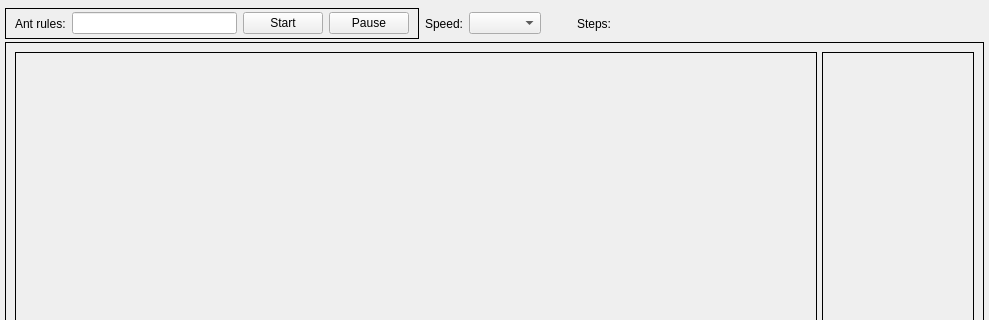
Above: ui/LangtonsAnt.ui from Tomhauscz/Langtons_ant before the change; both pictures show x 0 to 989 and y 0 to 320 of the 989 by 869 pixel window. Below: the same form after it.
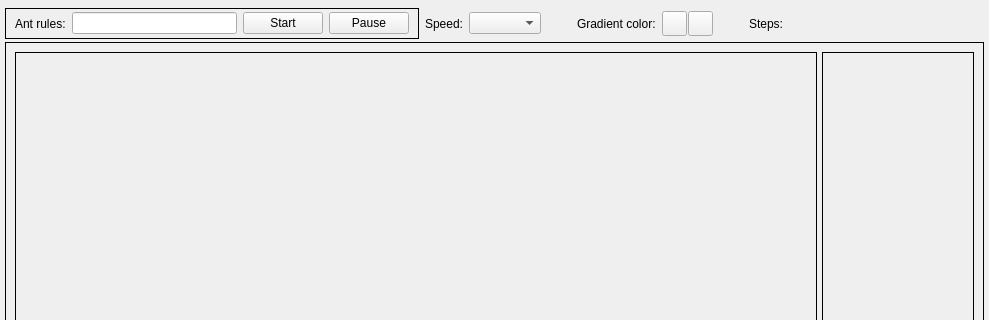
That is the form after the change.

Commit message: Added color gradient pick feature

```diff
--- a/ui/LangtonsAnt.ui
+++ b/ui/LangtonsAnt.ui
@@ -213,6 +213,131 @@
          </layout>
         </widget>
        </item>
+       <item>
+        <spacer name="horizontalSpacer_3">
+         <property name="orientation">
+          <enum>Qt::Horizontal</enum>
+         </property>
+         <property name="sizeType">
+          <enum>QSizePolicy::Fixed</enum>
+         </property>
+         <property name="sizeHint" stdset="0">
+          <size>
+           <width>30</width>
+           <height>20</height>
+          </size>
+         </property>
+        </spacer>
+       </item>
+       <item>
+        <widget class="QFrame" name="frame_8">
+         <property name="sizePolicy">
+          <sizepolicy hsizetype="Minimum" vsizetype="Minimum">
+           <horstretch>0</horstretch>
+           <verstretch>0</verstretch>
+          </sizepolicy>
+         </property>
+         <property name="frameShape">
+          <enum>QFrame::NoFrame</enum>
+         </property>
+         <property name="frameShadow">
+          <enum>QFrame::Raised</enum>
+         </property>
+         <property name="lineWidth">
+          <number>0</number>
+         </property>
+         <layout class="QHBoxLayout" name="horizontalLayout_8">
+          <property name="spacing">
+           <number>1</number>
+          </property>
+          <property name="leftMargin">
+           <number>0</number>
+          </property>
+          <property name="topMargin">
+           <number>0</number>
+          </property>
+          <property name="rightMargin">
+           <number>0</number>
+          </property>
+          <property name="bottomMargin">
+           <number>0</number>
+          </property>
+          <item>
+           <widget class="QLabel" name="label_gradient_color">
+            <property name="text">
+             <string>Gradient color:</string>
+            </property>
+           </widget>
+          </item>
+          <item>
+           <spacer name="horizontalSpacer_4">
+            <property name="orientation">
+             <enum>Qt::Horizontal</enum>
+            </property>
+            <property name="sizeType">
+             <enum>QSizePolicy::Fixed</enum>
+            </property>
+            <property name="sizeHint" stdset="0">
+             <size>
+              <width>5</width>
+              <height>20</height>
+             </size>
+            </property>
+           </spacer>
+          </item>
+          <item>
+           <widget class="QPushButton" name="start_color_button">
+            <property name="sizePolicy">
+             <sizepolicy hsizetype="Minimum" vsizetype="Minimum">
+              <horstretch>0</horstretch>
+              <verstretch>0</verstretch>
+             </sizepolicy>
+            </property>
+            <property name="minimumSize">
+             <size>
+              <width>25</width>
+              <height>25</height>
+             </size>
+            </property>
+            <property name="maximumSize">
+             <size>
+              <width>25</width>
+              <height>25</height>
+             </size>
+            </property>
+            <property name="text">
+             <string/>
+            </property>
+           </widget>
+          </item>
+          <item>
+           <widget class="QPushButton" name="end_color_button">
+            <property name="sizePolicy">
+             <sizepolicy hsizetype="Minimum" vsizetype="Minimum">
+              <horstretch>0</horstretch>
+              <verstretch>0</verstretch>
+             </sizepolicy>
+            </property>
+            <property name="minimumSize">
+             <size>
+              <width>25</width>
+              <height>25</height>
+             </size>
+            </property>
+            <property name="maximumSize">
+             <size>
+              <width>25</width>
+              <height>25</height>
+             </size>
+            </property>
+            <property name="text">
+             <string/>
+            </property>
+           </widget>
+          </item>
+         </layout>
+        </widget>
+       </item>
        <item>
         <spacer name="horizontalSpacer">
          <property name="orientation">
```
The commit also changes 3 other files.
